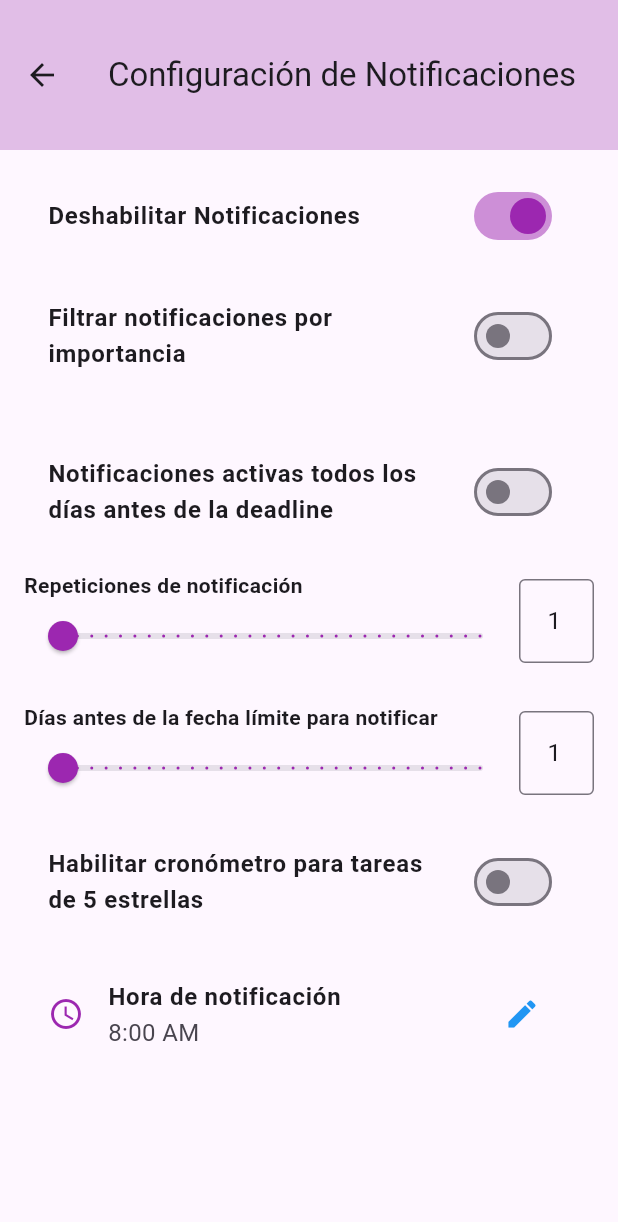
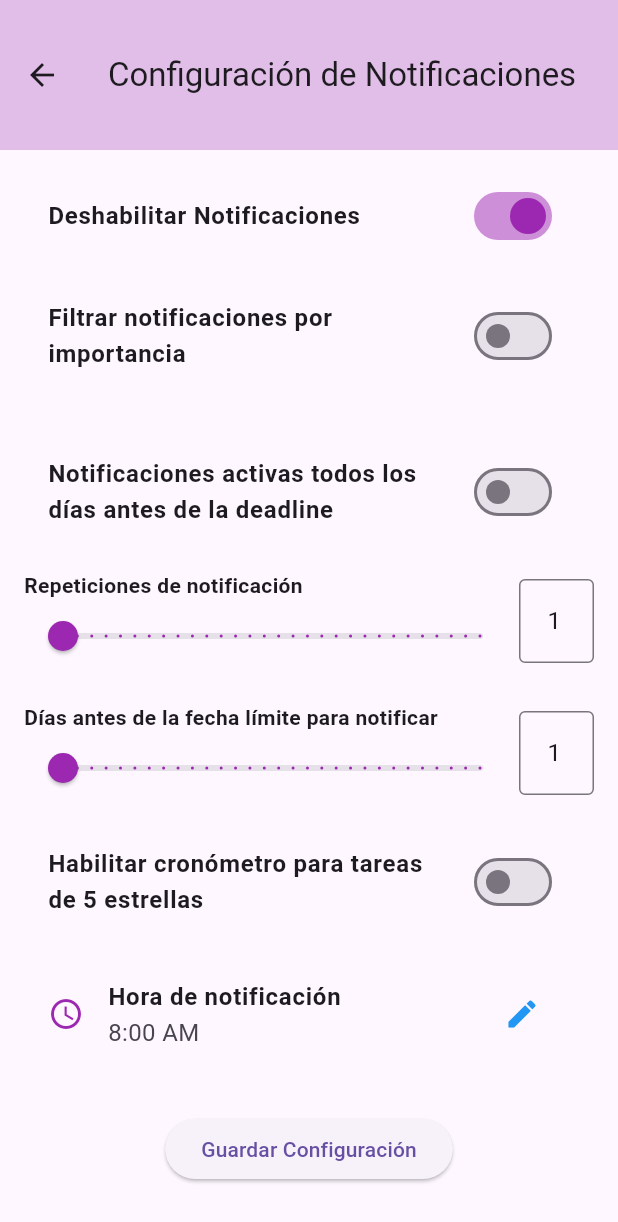
Before and after one commit to Not-david05/BrainiBot, a Flutter app: the screen it shows once a user with an empty profile is signed in, after a tap on "Gestionar tareas", after a tap on "Gestionar notificaciones", on a phone screen of 412 x 824 dp. Shown: the top 1222 px of the screen. Run offline on Flutter 3.47's test engine with Material 3 defaults, Android fonts, the light colour scheme and no system bars; our stand-ins replace cloud_firestore, firebase_auth, firebase_core, table_calendar; accounts and stored records are empty; generated files the repository leaves out were written again; network calls fail.

Commit message:
US7 - Notificaciones (FireBase)

```diff
--- a/lib/Pages/Notifications settings.dart
+++ b/lib/Pages/Notifications settings.dart
@@ -1,11 +1,13 @@
+import 'package:brainibot/auth/servei_auth.dart';
 import 'package:flutter/material.dart';
-
 class NotificationSettingsScreen extends StatefulWidget {
   @override
-  _NotificationSettingsScreenState createState() => _NotificationSettingsScreenState();
+  _NotificationSettingsScreenState createState() =>
+      _NotificationSettingsScreenState();
 }
 
-class _NotificationSettingsScreenState extends State<NotificationSettingsScreen> {
+class _NotificationSettingsScreenState
+    extends State<NotificationSettingsScreen> {
   bool _enableNotifications = true;
   bool _filterByImportance = false;
   int _minStarLevel = 3;
@@ -14,6 +16,44 @@ class _NotificationSettingsScreenState extends State<NotificationSettingsScreen>
   bool _enableCountdownForFiveStars = false;
   bool _notifyEveryDayBeforeDeadline = false;
   TimeOfDay _notificationTime = TimeOfDay(hour: 8, minute: 0);
+
+  final ServeiAuth _serveiAuth = ServeiAuth();
+
+  @override
+  void initState() {
+    super.initState();
+    _loadSettings();
+  }
+
+  // Cargar configuración desde Firestore
+  void _loadSettings() async {
+    final settings = await _serveiAuth.getNotificationSettings();
+    if (settings != null) {
+      setState(() {
+        _enableNotifications =
+            settings["enableNotifications"] ?? _enableNotifications;
+        _filterByImportance =
+            settings["filterByImportance"] ?? _filterByImportance;
+        _minStarLevel = settings["minStarLevel"] ?? _minStarLevel;
+        _notificationRepetitions =
+            settings["notificationRepetitions"] ?? _notificationRepetitions;
+        _daysBeforeDeadline =
+            settings["daysBeforeDeadline"] ?? _daysBeforeDeadline;
+        _enableCountdownForFiveStars = settings["enableCountdownForFiveStars"] ??
+            _enableCountdownForFiveStars;
+        _notifyEveryDayBeforeDeadline =
+            settings["notifyEveryDayBeforeDeadline"] ??
+                _notifyEveryDayBeforeDeadline;
+
+        // Convertir la cadena de hora en TimeOfDay
+        final timeStr = settings["notificationTime"] ?? "8:0";
+        final parts = timeStr.split(":");
+        int hour = int.tryParse(parts[0]) ?? 8;
+        int minute = int.tryParse(parts[1]) ?? 0;
+        _notificationTime = TimeOfDay(hour: hour, minute: minute);
+      });
+    }
+  }
 
   void _pickTime(BuildContext context) async {
     if (!_enableNotifications) return;
@@ -25,6 +65,30 @@ class _NotificationSettingsScreenState extends State<NotificationSettingsScreen>
       setState(() {
         _notificationTime = pickedTime;
       });
+    }
+  }
+
+  // Método para guardar la configuración usando el servicio
+  void _saveSettings() async {
+    String? result = await _serveiAuth.saveNotificationSettings(
+      enableNotifications: _enableNotifications,
+      filterByImportance: _filterByImportance,
+      minStarLevel: _minStarLevel,
+      notificationRepetitions: _notificationRepetitions,
+      daysBeforeDeadline: _daysBeforeDeadline,
+      enableCountdownForFiveStars: _enableCountdownForFiveStars,
+      notifyEveryDayBeforeDeadline: _notifyEveryDayBeforeDeadline,
+      notificationTime: _notificationTime,
+    );
+
+    if (result == null) {
+      ScaffoldMessenger.of(context).showSnackBar(
+        SnackBar(content: Text("Configuración guardada correctamente.")),
+      );
+    } else {
+      ScaffoldMessenger.of(context).showSnackBar(
+        SnackBar(content: Text(result)),
+      );
     }
   }
 
@@ -45,9 +109,15 @@ class _NotificationSettingsScreenState extends State<NotificationSettingsScreen>
         child: Column(
           crossAxisAlignment: CrossAxisAlignment.start,
           children: [
-            _buildSwitchTile(_enableNotifications ? "Deshabilitar Notificaciones" : "Habilitar Notificaciones", _enableNotifications, (value) {
+            _buildSwitchTile(
+              _enableNotifications
+                  ? "Deshabilitar Notificaciones"
+                  : "Habilitar Notificaciones",
+              _enableNotifications,
+              (value) {
                 setState(() => _enableNotifications = value);
-            }),
+              }
+            ),
             AbsorbPointer(
               absorbing: !_enableNotifications,
               child: Opacity(
@@ -56,36 +126,68 @@ class _NotificationSettingsScreenState extends State<NotificationSettingsScreen>
                   crossAxisAlignment: CrossAxisAlignment.start,
                   children: [
                     SizedBox(height: 20),
-                    _buildSwitchTile("Filtrar notificaciones por importancia", _filterByImportance, (value) {
+                    _buildSwitchTile(
+                      "Filtrar notificaciones por importancia",
+                      _filterByImportance,
+                      (value) {
                         setState(() => _filterByImportance = value);
-                    }),
+                      }
+                    ),
                     SizedBox(height: 20),
                     if (_filterByImportance)
-                      _buildSliderWithInput("Filtrar notificaciones por estrellas", _minStarLevel, 1, 5, (value) {
+                      _buildSliderWithInput(
+                        "Filtrar notificaciones por estrellas",
+                        _minStarLevel,
+                        1,
+                        5,
+                        (value) {
                           setState(() => _minStarLevel = value.toInt());
-                      }),
+                        }
+                      ),
                     SizedBox(height: 20),
-                    _buildSwitchTile("Notificaciones activas todos los días antes de la deadline", _notifyEveryDayBeforeDeadline, (value) {
+                    _buildSwitchTile(
+                      "Notificaciones activas todos los días antes de la deadline",
+                      _notifyEveryDayBeforeDeadline,
+                      (value) {
                         setState(() => _notifyEveryDayBeforeDeadline = value);
-                    }),
+                      }
+                    ),
                     SizedBox(height: 20),
                     if (!_notifyEveryDayBeforeDeadline)
-                      _buildSliderWithInput("Repeticiones de notificación", _notificationRepetitions, 1, 30, (value) {
+                      _buildSliderWithInput(
+                        "Repeticiones de notificación",
+                        _notificationRepetitions,
+                        1,
+                        30,
+                        (value) {
                           setState(() => _notificationRepetitions = value.toInt());
-                      }),
+                        }
+                      ),
                     SizedBox(height: 20),
-                    _buildSliderWithInput("Días antes de la fecha límite para notificar", _daysBeforeDeadline, 1, 30, (value) {
+                    _buildSliderWithInput(
+                      "Días antes de la fecha límite para notificar",
+                      _daysBeforeDeadline,
+                      1,
+                      30,
+                      (value) {
                         setState(() => _daysBeforeDeadline = value.toInt());
-                    }),
+                      }
+                    ),
                     SizedBox(height: 20),
-                    _buildSwitchTile("Habilitar cronómetro para tareas de 5 estrellas", _enableCountdownForFiveStars, (value) {
+                    _buildSwitchTile(
+                      "Habilitar cronómetro para tareas de 5 estrellas",
+                      _enableCountdownForFiveStars,
+                      (value) {
                         setState(() => _enableCountdownForFiveStars = value);
-                    }),
+                      }
+                    ),
                     SizedBox(height: 20),
                     ListTile(
                       leading: Icon(Icons.access_time, color: Colors.purple),
-                      title: Text("Hora de notificación", style: TextStyle(fontWeight: FontWeight.bold)),
-                      subtitle: Text("${_notificationTime.format(context)}", style: TextStyle(fontSize: 16)),
+                      title: Text("Hora de notificación",
+                          style: TextStyle(fontWeight: FontWeight.bold)),
+                      subtitle: Text("${_notificationTime.format(context)}",
+                          style: TextStyle(fontSize: 16)),
                       trailing: IconButton(
                         icon: Icon(Icons.edit, color: Colors.blue),
                         onPressed: () => _pickTime(context),
@@ -93,6 +195,14 @@ class _NotificationSettingsScreenState extends State<NotificationSettingsScreen>
                     ),
                   ],
                 ),
+              ),
+            ),
+            SizedBox(height: 30),
+            Center(
+              child: ElevatedButton(
+                onPressed: _saveSettings,
+                child: Text("Guardar Configuración"),
+                style: ElevatedButton.styleFrom(overlayColor: Colors.purple),
               ),
             ),
           ],
@@ -110,7 +220,8 @@ class _NotificationSettingsScreenState extends State<NotificationSettingsScreen>
     );
   }
 
-  Widget _buildSliderWithInput(String title, int value, int min, int max, Function(double) onChanged) {
+  Widget _buildSliderWithInput(
+      String title, int value, int min, int max, Function(double) onChanged) {
     return Row(
       mainAxisAlignment: MainAxisAlignment.spaceBetween,
       children: [
--- a/lib/auth/servei_auth.dart
+++ b/lib/auth/servei_auth.dart
@@ -117,4 +117,73 @@ class ServeiAuth {
       return "Error al guardar la tarea.";
     }
   }
+
+  // Nuevo método para guardar la configuración de notificaciones
+  Future<String?> saveNotificationSettings({
+    required bool enableNotifications,
+    required bool filterByImportance,
+    required int minStarLevel,
+    required int notificationRepetitions,
+    required int daysBeforeDeadline,
+    required bool enableCountdownForFiveStars,
+    required bool notifyEveryDayBeforeDeadline,
+    required TimeOfDay notificationTime,
+  }) async {
+    try {
+      User? currentUser = getUsuariActual();
+      if (currentUser == null) {
+        return "No hay usuario autenticado.";
+      }
+
+      String formattedTime = '${notificationTime.hour}:${notificationTime.minute}';
+
+      // Se guarda la configuración en un documento único dentro de una subcolección "Notificaciones"
+      await _firestore
+          .collection("TareasUsers")
+          .doc(currentUser.uid)
+          .collection("Notificaciones")
+          .doc("Configuracion")
+          .set({
+        "enableNotifications": enableNotifications,
+        "filterByImportance": filterByImportance,
+        "minStarLevel": minStarLevel,
+        "notificationRepetitions": notificationRepetitions,
+        "daysBeforeDeadline": daysBeforeDeadline,
+        "enableCountdownForFiveStars": enableCountdownForFiveStars,
+        "notifyEveryDayBeforeDeadline": notifyEveryDayBeforeDeadline,
+        "notificationTime": formattedTime,
+        "updatedAt": FieldValue.serverTimestamp(),
+      });
+
+      return null;
+    } catch (e) {
+      print("Error al guardar la configuración de notificaciones: $e");
+      return "Error al guardar la configuración de notificaciones.";
+    }
+  }
+  // Método para obtener la configuración de notificaciones
+Future<Map<String, dynamic>?> getNotificationSettings() async {
+  try {
+    User? currentUser = getUsuariActual();
+    if (currentUser == null) {
+      return null;
+    }
+    DocumentSnapshot snapshot = await _firestore
+        .collection("TareasUsers")
+        .doc(currentUser.uid)
+        .collection("Notificaciones")
+        .doc("Configuracion")
+        .get();
+
+    if (snapshot.exists) {
+      return snapshot.data() as Map<String, dynamic>;
+    } else {
+      return null;
+    }
+  } catch (e) {
+    print("Error al cargar la configuración de notificaciones: $e");
+    return null;
+  }
 }
+
+}
```
Lines whose indentation alone changed are shown as unchanged.
